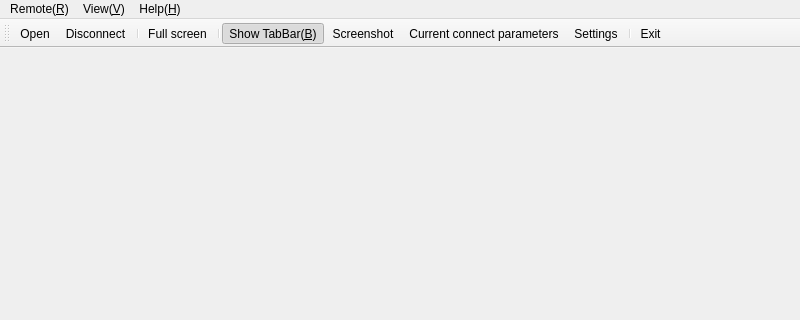
First picture: the form in App/Viewer/mainwindow.ui, repository KangLin/RabbitRemoteControl, before the edit; both pictures show x 0 to 800 and y 0 to 320 of the 800 by 600 pixel window.
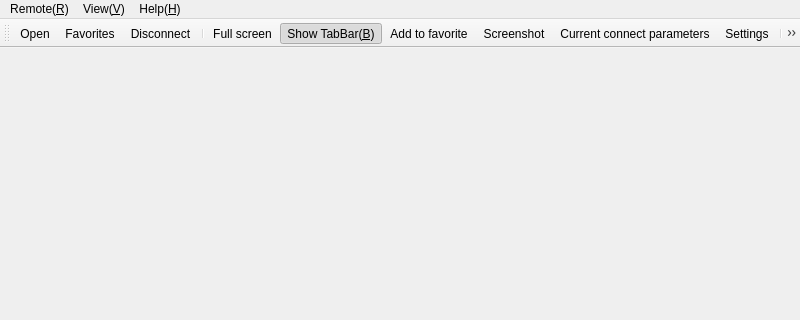
Second picture: the form after the edit. Icons and pictures are not drawn.

Commit message: App: modify full screen toolbar

What changed in the file:
```diff
--- a/App/Viewer/mainwindow.ui
+++ b/App/Viewer/mainwindow.ui
@@ -121,11 +121,12 @@
     <bool>false</bool>
    </attribute>
    <addaction name="actionOpen_O"/>
+   <addaction name="actionFavorites"/>
    <addaction name="actionDisconnect_D"/>
    <addaction name="separator"/>
    <addaction name="actionFull_screen_F"/>
-   <addaction name="separator"/>
    <addaction name="actionShow_TabBar_B"/>
+   <addaction name="actionAdd_to_favorite"/>
    <addaction name="actionScreenshot"/>
    <addaction name="actionCurrent_connect_parameters"/>
    <addaction name="actionSettings"/>
```
Left out of the diff: 2 changed lines with no effect on the pictures. The commit also changes 3 other files.
